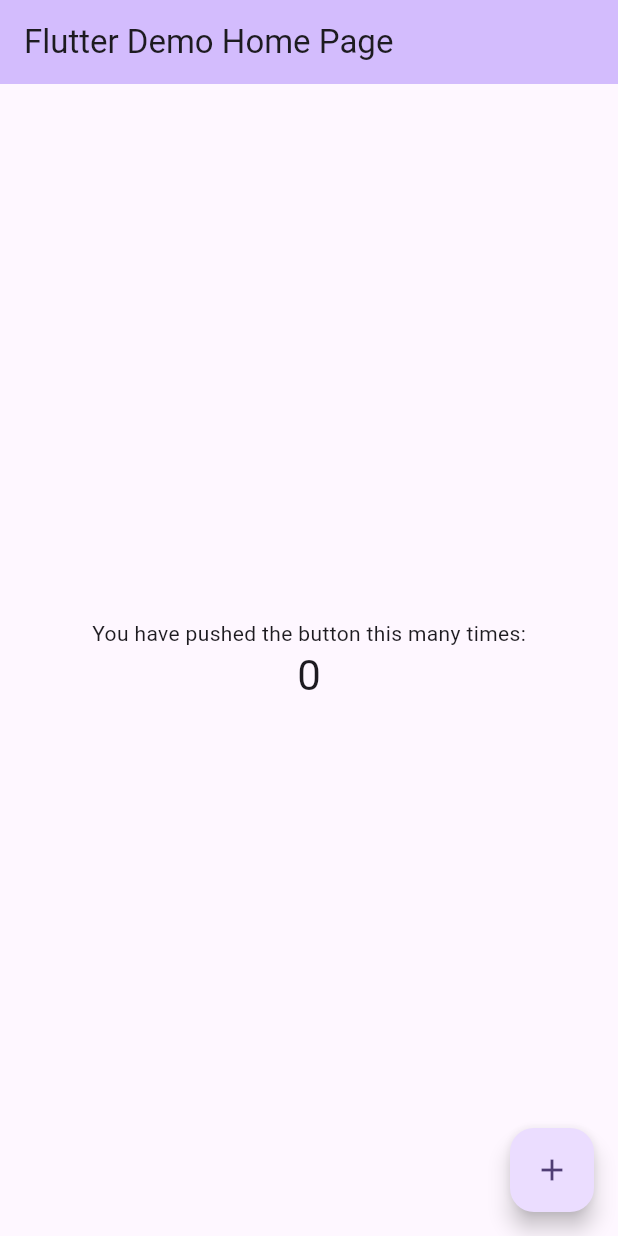
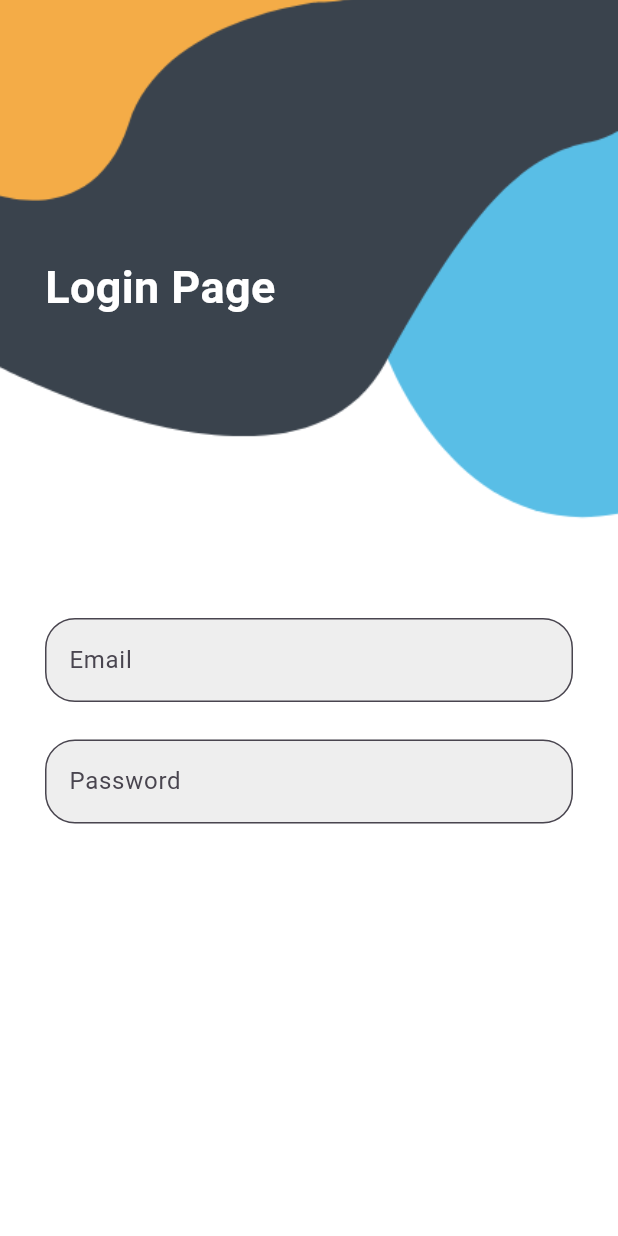
Before and after one commit to BhojrajCSE21/crm_project, a Flutter app: the screen it shows after launch, on a phone screen of 412 x 824 dp. Run offline on Flutter 3.47's test engine with Material 3 defaults, Android fonts, the phone set to English and light mode, and no system bars.

Commit message:
login page started

```diff
--- /dev/null
+++ b/lib/login.dart
@@ -0,0 +1,60 @@
+import 'package:flutter/material.dart';
+
+class MyLogin extends StatefulWidget {
+  const MyLogin({Key? key}) : super(key: key);
+
+  @override
+  _MyLoginState createState() => _MyLoginState();
+}
+
+class _MyLoginState extends State<MyLogin> {
+  @override
+  Widget build(BuildContext context) {
+    return Container(
+        decoration: BoxDecoration(
+            image: DecorationImage(
+      image: AssetImage('assets/login.png'), fit: BoxFit.cover)),
+
+      child: Scaffold(
+        backgroundColor: Colors.transparent,
+        body: Stack(
+          children: [
+            Container(
+
+              padding: EdgeInsets.only(left: 30, top: 170),
+              child: Text("Login Page", style: TextStyle(
+                color: Colors.white,
+                fontSize: 30,
+                fontWeight: FontWeight.bold,
+              ),),),
+            SingleChildScrollView(
+              padding: EdgeInsets.only(top: MediaQuery.of(context).size.height * 0.5, left: 30, right: 30),
+              child: Column(
+              children: [
+                TextField(
+                  decoration: InputDecoration(
+                    fillColor: Colors.grey.shade200,
+                    filled: true,
+                  hintText: 'Email',
+                  border: OutlineInputBorder(
+                    borderRadius: BorderRadius.circular(20)))),
+                SizedBox(height: 25,),
+                TextField(
+                  obscureText: true,
+                  decoration: InputDecoration(
+                    fillColor: Colors.grey.shade200,
+                    filled: true,
+                  hintText: 'Password',
+                  border: OutlineInputBorder(
+                    borderRadius: BorderRadius.circular(20)))),
+              ],
+              ),
+            )
+
+          ],
+        ),
+      ),
+      );
+
+  }
+}
--- a/lib/main.dart
+++ b/lib/main.dart
@@ -1,125 +1,10 @@
 import 'package:flutter/material.dart';
+import 'package:crm_project/login.dart';
 
 void main() {
-  runApp(const MyApp());
+  runApp(MaterialApp(
+    debugShowCheckedModeBanner: false,
+    initialRoute: 'login',
+    routes: {'login': (context) => MyLogin()},
+  ));
 }
-
-class MyApp extends StatelessWidget {
-  const MyApp({super.key});
-
-  // This widget is the root of your application.
-  @override
-  Widget build(BuildContext context) {
-    return MaterialApp(
-      title: 'Flutter Demo',
-      theme: ThemeData(
-        // This is the theme of your application.
-        //
-        // TRY THIS: Try running your application with "flutter run". You'll see
-        // the application has a purple toolbar. Then, without quitting the app,
-        // try changing the seedColor in the colorScheme below to Colors.green
-        // and then invoke "hot reload" (save your changes or press the "hot
-        // reload" button in a Flutter-supported IDE, or press "r" if you used
-        // the command line to start the app).
-        //
-        // Notice that the counter didn't reset back to zero; the application
-        // state is not lost during the reload. To reset the state, use hot
-        // restart instead.
-        //
-        // This works for code too, not just values: Most code changes can be
-        // tested with just a hot reload.
-        colorScheme: ColorScheme.fromSeed(seedColor: Colors.deepPurple),
-        useMaterial3: true,
-      ),
-      home: const MyHomePage(title: 'Flutter Demo Home Page'),
-    );
-  }
-}
-
-class MyHomePage extends StatefulWidget {
-  const MyHomePage({super.key, required this.title});
-
-  // This widget is the home page of your application. It is stateful, meaning
-  // that it has a State object (defined below) that contains fields that affect
-  // how it looks.
-
-  // This class is the configuration for the state. It holds the values (in this
-  // case the title) provided by the parent (in this case the App widget) and
-  // used by the build method of the State. Fields in a Widget subclass are
-  // always marked "final".
-
-  final String title;
-
-  @override
-  State<MyHomePage> createState() => _MyHomePageState();
-}
-
-class _MyHomePageState extends State<MyHomePage> {
-  int _counter = 0;
-
-  void _incrementCounter() {
-    setState(() {
-      // This call to setState tells the Flutter framework that something has
-      // changed in this State, which causes it to rerun the build method below
-      // so that the display can reflect the updated values. If we changed
-      // _counter without calling setState(), then the build method would not be
-      // called again, and so nothing would appear to happen.
-      _counter++;
-    });
-  }
-
-  @override
-  Widget build(BuildContext context) {
-    // This method is rerun every time setState is called, for instance as done
-    // by the _incrementCounter method above.
-    //
-    // The Flutter framework has been optimized to make rerunning build methods
-    // fast, so that you can just rebuild anything that needs updating rather
-    // than having to individually change instances of widgets.
-    return Scaffold(
-      appBar: AppBar(
-        // TRY THIS: Try changing the color here to a specific color (to
-        // Colors.amber, perhaps?) and trigger a hot reload to see the AppBar
-        // change color while the other colors stay the same.
-        backgroundColor: Theme.of(context).colorScheme.inversePrimary,
-        // Here we take the value from the MyHomePage object that was created by
-        // the App.build method, and use it to set our appbar title.
-        title: Text(widget.title),
-      ),
-      body: Center(
-        // Center is a layout widget. It takes a single child and positions it
-        // in the middle of the parent.
-        child: Column(
-          // Column is also a layout widget. It takes a list of children and
-          // arranges them vertically. By default, it sizes itself to fit its
-          // children horizontally, and tries to be as tall as its parent.
-          //
-          // Column has various properties to control how it sizes itself and
-          // how it positions its children. Here we use mainAxisAlignment to
-          // center the children vertically; the main axis here is the vertical
-          // axis because Columns are vertical (the cross axis would be
-          // horizontal).
-          //
-          // TRY THIS: Invoke "debug painting" (choose the "Toggle Debug Paint"
-          // action in the IDE, or press "p" in the console), to see the
-          // wireframe for each widget.
-          mainAxisAlignment: MainAxisAlignment.center,
-          children: <Widget>[
-            const Text(
-              'You have pushed the button this many times:',
-            ),
-            Text(
-              '$_counter',
-              style: Theme.of(context).textTheme.headlineMedium,
-            ),
-          ],
-        ),
-      ),
-      floatingActionButton: FloatingActionButton(
-        onPressed: _incrementCounter,
-        tooltip: 'Increment',
-        child: const Icon(Icons.add),
-      ), // This trailing comma makes auto-formatting nicer for build methods.
-    );
-  }
-}
--- a/pubspec.yaml
+++ b/pubspec.yaml
@@ -58,8 +58,8 @@ flutter:
   uses-material-design: true
 
   # To add assets to your application, add an assets section, like this:
-  # assets:
-  #   - images/a_dot_burr.jpeg
+  assets:
+     - assets/
   #   - images/a_dot_ham.jpeg
 
   # An image asset can refer to one or more resolution-specific "variants", see
```
Also changed, not shown: assets/login.png (added), assets/register.png (added), 1 other file.
